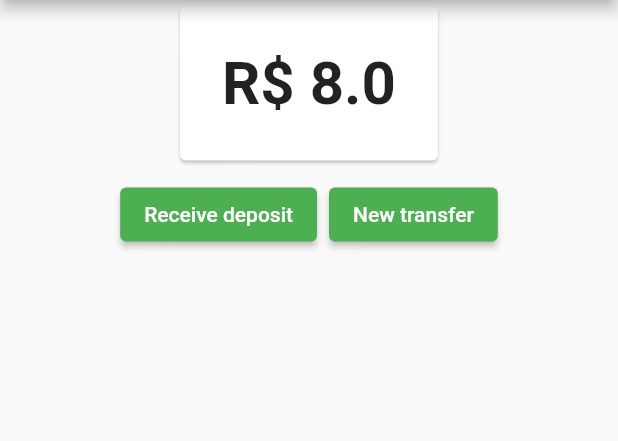
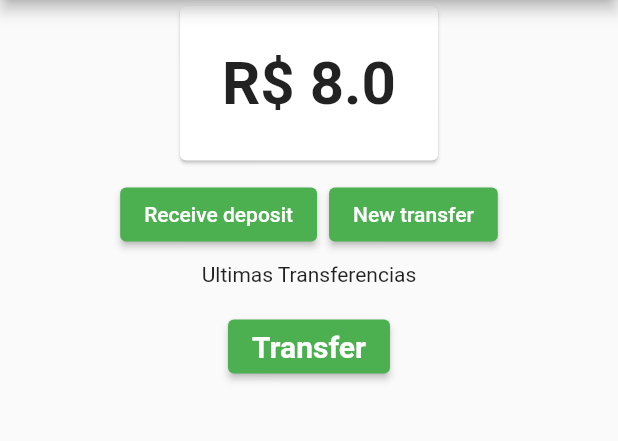
Before and after one commit to KenjiNishi/flutter_alura_fundamentals, a Flutter app: the Dashboard screen opened directly, on a phone screen of 412 x 824 dp, the part 84-525 px from its top. Run offline on Flutter 3.47's test engine with Material 2 defaults, Android fonts, the phone set to English and light mode, and no system bars; our stand-ins replace sqflite; accounts and stored records are empty.

Commit message:
Providers and lists

```diff
--- a/course6_stateManagement/lib/screens/dashboard/dashboard.dart
+++ b/course6_stateManagement/lib/screens/dashboard/dashboard.dart
@@ -1,6 +1,7 @@
 import 'package:bytebank/screens/dashboard/balanceCard.dart';
 import 'package:bytebank/screens/deposit/form.dart';
 import 'package:bytebank/screens/transferencia/formulario.dart';
+import 'package:bytebank/screens/transferencia/ultimas.dart';
 import 'package:flutter/material.dart';
 
 class Dashboard extends StatefulWidget {
@@ -61,9 +62,10 @@ class _DashboardState extends State<Dashboard> {
                     backgroundColor:
                         MaterialStateProperty.resolveWith(getColor),
                   ),
-                )
+                ),
               ],
             ),
+            UltimasTransferencias(),
           ],
         ));
   }
--- /dev/null
+++ b/course6_stateManagement/lib/screens/transferencia/ultimas.dart
@@ -0,0 +1,75 @@
+import 'package:bytebank/models/transfers.dart';
+import 'package:bytebank/screens/transferencia/lista.dart';
+import 'package:flutter/material.dart';
+import 'package:provider/provider.dart';
+
+class UltimasTransferencias extends StatelessWidget {
+  Color getColor(Set<MaterialState> states) {
+    const Set<MaterialState> interactiveStates = {
+      MaterialState.pressed,
+      MaterialState.hovered,
+      MaterialState.focused,
+    };
+    if (states.any(interactiveStates.contains)) {
+      return Colors.blue;
+    }
+    return Colors.green;
+  }
+
+  @override
+  Widget build(BuildContext context) {
+    return Column(
+      children: [
+        Text('Ultimas Transferencias'),
+        Consumer<Transfers>(
+          builder: (context, transferencias, child) {
+            final _ultimasTransferencias =
+                transferencias.transfers.reversed.toList();
+            return ListView.builder(
+              padding: EdgeInsets.all(8),
+              shrinkWrap: true,
+              itemCount: transferencias.transfers.length > 2
+                  ? 2
+                  : transferencias.transfers.length,
+              itemBuilder: (context, indice) {
+                if (transferencias.transfers.length == 0)
+                  return SemTransferenciaCadastrada();
+                return ItemTransferencia(_ultimasTransferencias[indice]);
+              },
+            );
+          },
+        ),
+        ElevatedButton(
+          onPressed: () {
+            Navigator.push(context, MaterialPageRoute(builder: (context) {
+              return ListaTransferencias();
+            }));
+          },
+          child: Text(
+            'Transfer',
+            style: TextStyle(
+              fontSize: 20,
+              fontWeight: FontWeight.bold,
+            ),
+          ),
+          style: ButtonStyle(
+            backgroundColor: MaterialStateProperty.resolveWith(getColor),
+          ),
+        ),
+      ],
+    );
+  }
+}
+
+class SemTransferenciaCadastrada extends StatelessWidget {
+  @override
+  Widget build(BuildContext context) {
+    return Card(
+      margin: EdgeInsets.all(48),
+      child: Padding(
+        padding: EdgeInsets.all(10),
+        child: Text('You didnt register any transfer.'),
+      ),
+    );
+  }
+}
```
Also changed, not shown: course6_stateManagement/lib/models/transferencia.dart (+8 -0 lines), course6_stateManagement/lib/screens/transferencia/lista.dart (+15 -28 lines).
